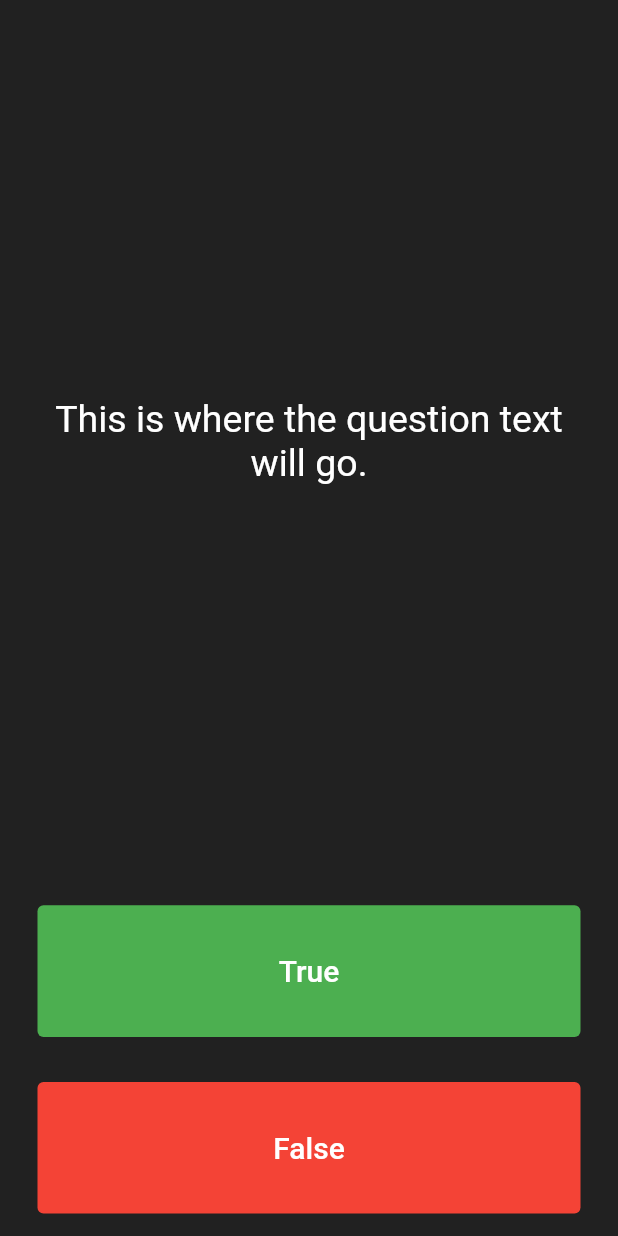
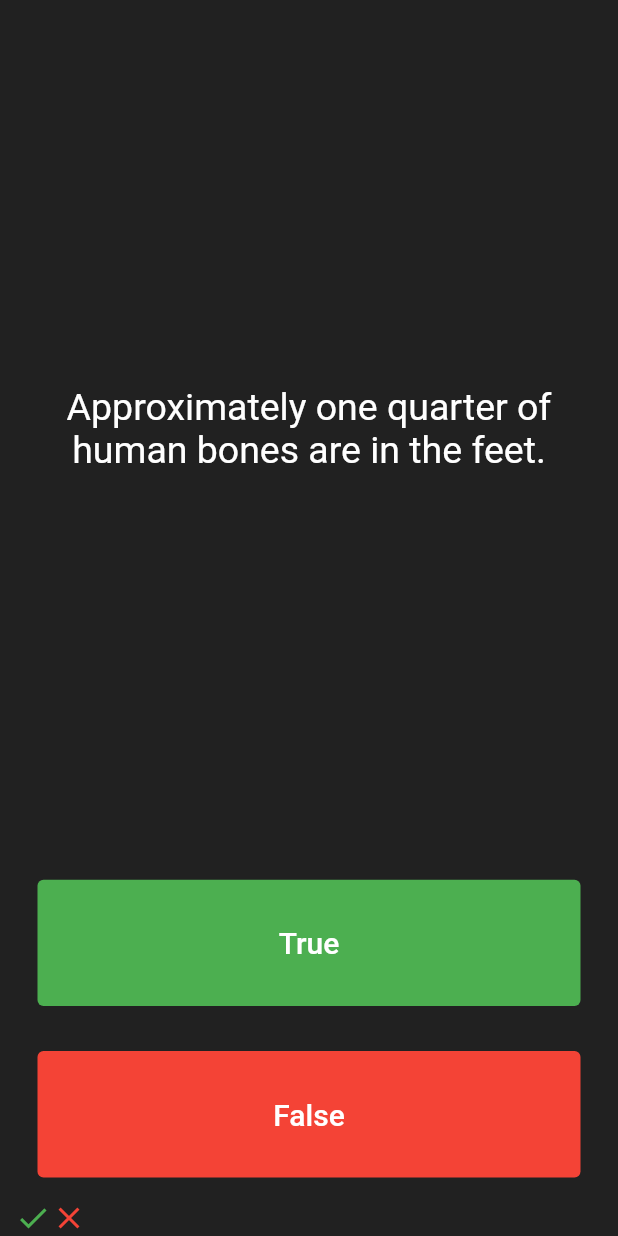
Before and after one commit to 989x/learn-flutter-teacher-t, a Flutter app: the screen it shows after launch, after a tap on "True", on a phone screen of 412 x 824 dp. Run offline on Flutter 3.47's test engine with Material 2 defaults, Android fonts, the phone set to English and light mode, and no system bars.

Commit message:
add question.dart

```diff
--- a/flutter_teacher_t/lib/main.dart
+++ b/flutter_teacher_t/lib/main.dart
@@ -1,4 +1,5 @@
 import 'package:flutter/material.dart';
+import 'question.dart';
 
 void main() => runApp(Quizzler());
 
@@ -25,19 +26,41 @@ class QuizPage extends StatefulWidget {
 }
 
 class _QuizPageState extends State<QuizPage> {
+
+  List<Icon> scoreKeeper = [
+    Icon(Icons.check, color: Colors.green),
+    Icon(Icons.close, color: Colors.red),
+  ];
+
+  //Expected a class member.Try placing this code inside a class member.dart
+
+  // if (userPickedAnswer == questionBank[questionNumber].questionAnswer) {
+  //   print('correct');
+  //   scoreKeeper.add(Icon(Icons.check, color: Colors.green));
+  // }
+
+  int questionNumber = 0;
+
+  List<Question> qBank = [
+    Question(q: 'You can lead a cow down stairs but not up stairs.' , a: false ),
+    Question(q: 'Approximately one quarter of human bones are in the feet.', a: true),
+    Question(q: 'A slug\'s blood is green.' , a: true)
+  ];
+
   @override
   Widget build(BuildContext context) {
     return Column(
       mainAxisAlignment: MainAxisAlignment.spaceBetween,
       crossAxisAlignment: CrossAxisAlignment.stretch,
       children: <Widget>[
+
         Expanded(
           flex: 5,
           child: Padding(
             padding: EdgeInsets.all(10.0),
             child: Center(
               child: Text(
-                'This is where the question text will go.',
+                qBank[questionNumber].questionText,
                 textAlign: TextAlign.center,
                 style: TextStyle(
                   fontSize: 25.0,
@@ -47,6 +70,7 @@ class _QuizPageState extends State<QuizPage> {
             ),
           ),
         ),
+
         Expanded(
           child: Padding(
             padding: EdgeInsets.all(15.0),
@@ -63,11 +87,21 @@ class _QuizPageState extends State<QuizPage> {
                 ),
               ),
               onPressed: () {
+                bool correctAns = qBank[questionNumber].questionAnswer;
+                if (correctAns == true) {
+                  print('correct!');
+                } else {
+                  print('wrong!');
+                }
                 //The user picked true.
+                setState(() {
+                  questionNumber = (questionNumber + 1) % qBank.length;
+                });
               },
             ),
           ),
         ),
+
         Expanded(
           child: Padding(
             padding: EdgeInsets.all(15.0),
@@ -81,13 +115,57 @@ class _QuizPageState extends State<QuizPage> {
                 ),
               ),
               onPressed: () {
+                bool correctAns = qBank[questionNumber].questionAnswer;
+                if (correctAns == false) {
+                  print('correct!');
+                } else {
+                  print('wrong!');
+                }
                 //The user picked false.
+                setState(() {
+                  questionNumber = (questionNumber + 1) % qBank.length;
+                });
+
+                  AlertDialog alert = AlertDialog(
+                    title: Text('Finished'),
+                    content: Text('You\'ve reached the end of the quiz'),
+                    actions: [
+                      TextButton(
+                        child: Text('OK'),
+                        onPressed: (){
+                          Navigator.pop(context, 'OK');
+                        },
+                      ),
+                      TextButton(
+                        child: Text('OK'),
+                        onPressed: (){
+                          Navigator.pop(context, 'OK');
+                        },
+                      )
+                    ],
+                  );
+
+                  // show the dialog
+                  showDialog(
+                    context: context,
+                    builder: (BuildContext context) {
+                      return alert;
+                    },
+                  );
+
               },
             ),
           ),
         ),
+
         //TODO: Add a Row here as your score keeper
-      ],
+
+        Row(
+        children: scoreKeeper,
+        )
+
+    ],
+
     );
   }
 }
--- /dev/null
+++ b/flutter_teacher_t/lib/question.dart
@@ -0,0 +1,11 @@
+// import 'package:flutter/material.dart';
+
+class Question {
+  late String questionText;
+  late bool questionAnswer;
+
+  Question({required String q, required bool a}){
+    questionText = q;
+    questionAnswer = a;
+  }
+}
```
Also changed, not shown: 1 other file.
